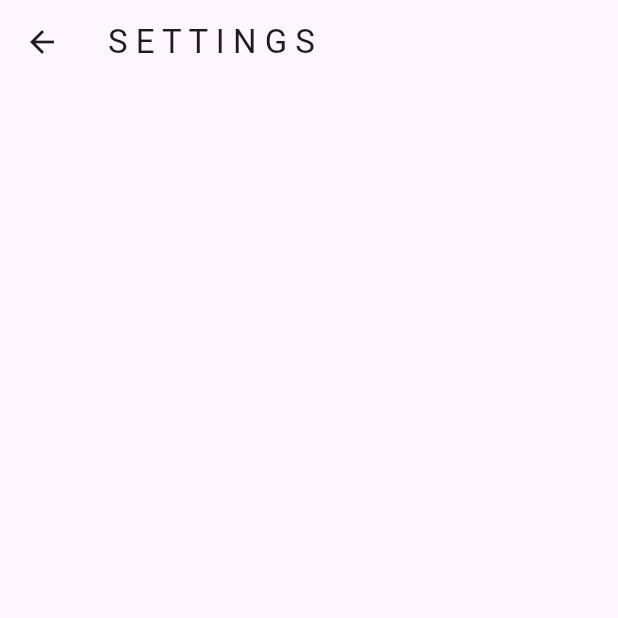
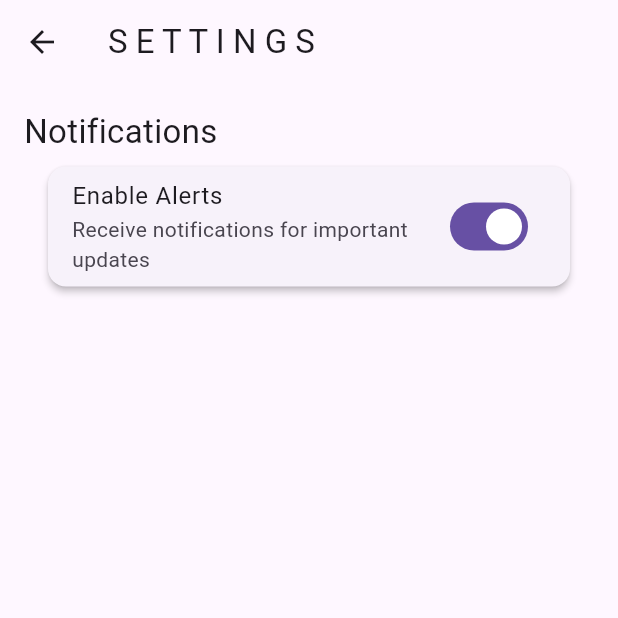
Before and after one commit to REVANTSINGH01/Code-Alert, a Flutter app: the Settings screen opened by its route, on a phone screen of 412 x 824 dp, the top half of it. Run offline on Flutter 3.47's test engine with Material 3 defaults, Android fonts, the phone set to English and light mode, and no system bars; our stand-ins replace flutter_svg.

Commit message:
Changes in Settings page UI

```diff
--- a/lib/pages/settings.dart
+++ b/lib/pages/settings.dart
@@ -5,10 +5,40 @@ class Settings extends StatelessWidget {
   @override
   Widget build(BuildContext context) {
 
+    bool isEnabled=true;
     return Scaffold(
       appBar: AppBar(
         title: const Text("S E T T I N G S"),
       ),
+      body:Padding(
+        padding: const EdgeInsets.all(16),
+        child:Column(
+          crossAxisAlignment: CrossAxisAlignment.start,
+          children: [
+            const Text(
+              "Notifications" ,
+                style: TextStyle(fontSize: 22),
+            ),
+            Card(
+              shape: RoundedRectangleBorder(
+                borderRadius: BorderRadius.circular(12),
+              ),
+              elevation: 2,
+              margin: EdgeInsets.symmetric(horizontal: 16, vertical: 8),
+              child: SwitchListTile(
+                title: Text("Enable Alerts"),
+                subtitle: Text("Receive notifications for important updates"),
+                value: isEnabled,
+                onChanged: (val) {
+                  setState(() => isEnabled = val);
+                },
+              ),
+            )
+          ],
+        )
+      )
     );
   }
+
+  void setState(bool Function() param0) {}
 }
```
Also changed, not shown: flutter_01.png (added), 1 other file.
